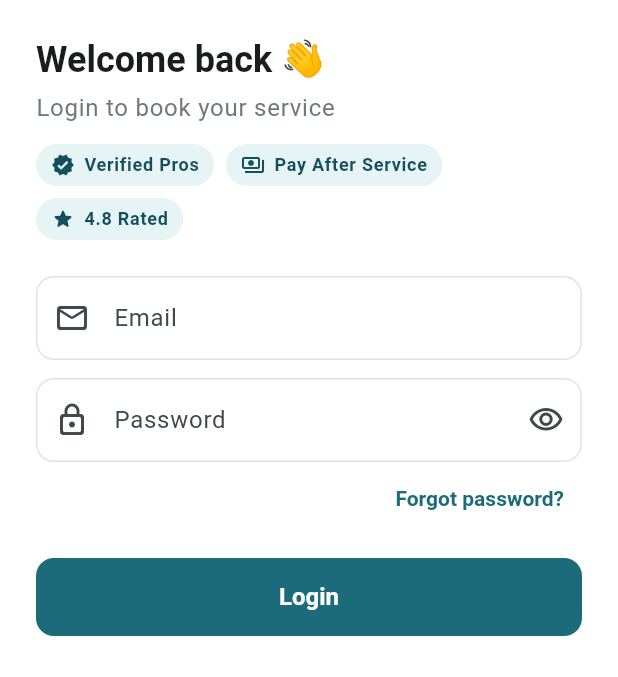
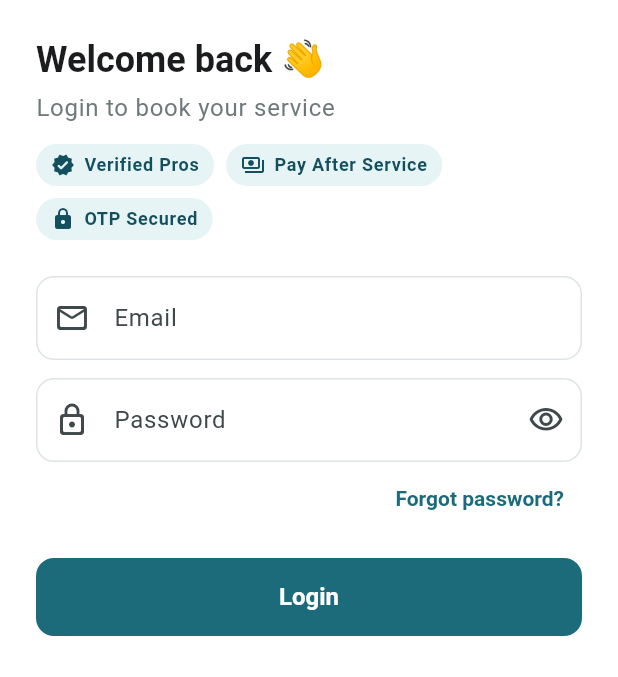
Before and after one commit to srisomesh-ai/hamaraservice-customer, a Flutter app: the LoginScreen screen opened directly, on a phone screen of 412 x 824 dp, the part 180-857 px from its top. Run offline on Flutter 3.47's test engine with Material 3 defaults, Android fonts, the phone set to English and light mode, and no system bars; our stand-ins replace audioplayers, firebase_auth, firebase_core, firebase_messaging, flutter_local_notifications, flutter_map and 4 more; missing offline and left inert: razorpay_flutter; accounts and stored records are empty; network calls fail.

Commit message:
Login: replace unverified '4.8 Rated' badge with 'OTP Secured'
Co-Authored-By: Claude Opus 5.5 <noreply@anthropic.com>
Claude-Session: https://claude.ai/code/session_01TsavDHeKhCsbdN8rPuSeEj

```diff
--- a/lib/screens/login_screen.dart
+++ b/lib/screens/login_screen.dart
@@ -276,7 +276,7 @@ class _LoginScreenState extends State<LoginScreen> {
               Wrap(spacing: 8, runSpacing: 8, children: const [
                 _Badge(Icons.verified_rounded, 'Verified Pros'),
                 _Badge(Icons.payments_outlined, 'Pay After Service'),
-                _Badge(Icons.star_rounded, '4.8 Rated'),
+                _Badge(Icons.lock_rounded, 'OTP Secured'),
               ]),
               const SizedBox(height: 24),
               if (_isRegister) ...[
```
Also changed, not shown: 2 other files.
